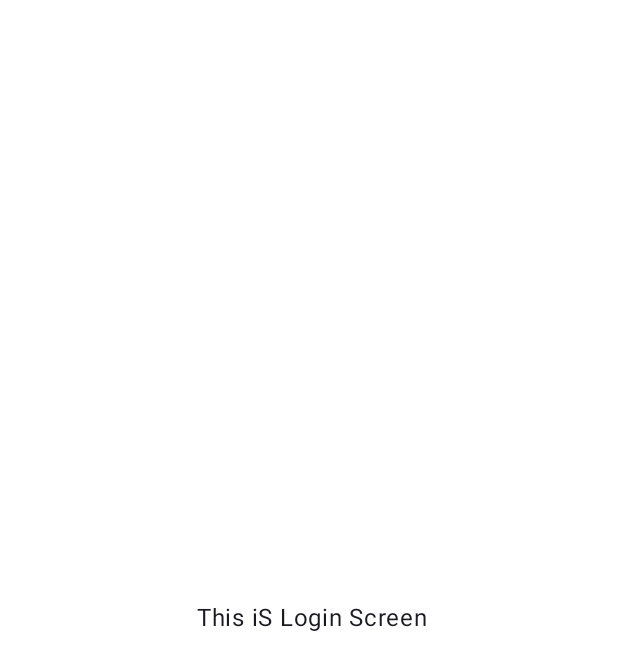
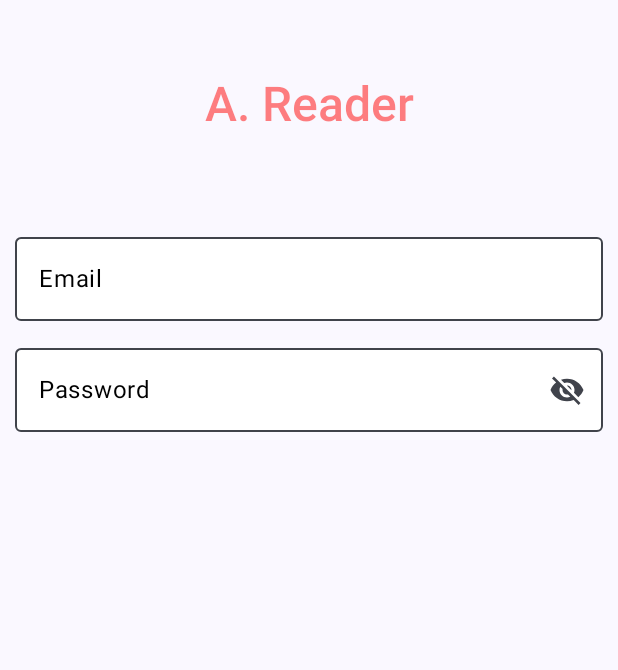
Before and after one commit to 91nimeshpatel/ReaderAppCompose, an Android app built with Jetpack Compose: the screen it shows after launch (MainActivity), on a phone screen of 412 x 824 dp. Before the commit the part shown is almost empty. Shown: the top 670 px of the screen. Run offline under Robolectric (Android 15) with nearby library versions, the phone set to English and light mode, and no system bars; our stand-ins replace Dagger/Hilt's generated code, Firebase (no records; nobody signed in at launch, a user with empty details on screens opened directly).

Commit message:
Update Code

```diff
--- a/app/build.gradle.kts
+++ b/app/build.gradle.kts
@@ -74,6 +74,8 @@ dependencies {
     debugImplementation(libs.androidx.ui.tooling)
     debugImplementation(libs.androidx.ui.test.manifest)
 
+    implementation(libs.androidx.material.icons.extended)
+
     implementation(platform(libs.firebase.bom))
     implementation(libs.firebase.auth)
 
--- a/app/src/main/java/com/nimeshpatel/readerapp/MainActivity.kt
+++ b/app/src/main/java/com/nimeshpatel/readerapp/MainActivity.kt
@@ -42,7 +42,6 @@ class MainActivity : ComponentActivity() {
                     Column(
                         verticalArrangement = Arrangement.Center,
                         horizontalAlignment = Alignment.CenterHorizontally,
-                        modifier = Modifier.padding(10.dp)
                     ) {
 
                         ReaderNavigation()
--- a/app/src/main/java/com/nimeshpatel/readerapp/screens/login/LoginScreen.kt
+++ b/app/src/main/java/com/nimeshpatel/readerapp/screens/login/LoginScreen.kt
@@ -1,18 +1,65 @@
 package com.nimeshpatel.readerapp.screens.login
 
-import androidx.compose.material3.Text
+import androidx.compose.foundation.layout.Arrangement
+import androidx.compose.foundation.layout.Column
+import androidx.compose.foundation.layout.Spacer
+import androidx.compose.foundation.layout.fillMaxSize
+import androidx.compose.foundation.layout.fillMaxWidth
+import androidx.compose.foundation.layout.height
+import androidx.compose.foundation.layout.padding
+import androidx.compose.material3.Surface
 import androidx.compose.runtime.Composable
+import androidx.compose.runtime.mutableStateOf
+import androidx.compose.runtime.saveable.rememberSaveable
+import androidx.compose.ui.Alignment
+import androidx.compose.ui.Modifier
+import androidx.compose.ui.text.input.ImeAction
+import androidx.compose.ui.unit.dp
 import androidx.hilt.navigation.compose.hiltViewModel
 import androidx.navigation.NavController
-import dagger.hilt.android.lifecycle.HiltViewModel
+import com.nimeshpatel.readerapp.component.ReaderLogo
+import com.nimeshpatel.readerapp.ui.theme.EmailInputField
+import com.nimeshpatel.readerapp.ui.theme.PasswordInputField
 
 /**
  * Created by Nimesh Patel on 01-Dec-24.
  * Purpose:
  */
 @Composable
-fun LoginScreen(navController: NavController,
-                loginViewModel: LoginViewModel = hiltViewModel()
-                ) {
-    Text(" This iS Login Screen")
+fun LoginScreen(
+    navController: NavController,
+    loginViewModel: LoginViewModel = hiltViewModel()
+) {
+    val showLoginForm = rememberSaveable { mutableStateOf(true) }
+
+    Surface(modifier = Modifier.fillMaxSize()) {
+        Column(
+            modifier = Modifier.padding(horizontal = 10.dp, vertical = 50.dp),
+            horizontalAlignment = Alignment.CenterHorizontally,
+            verticalArrangement = Arrangement.Top,
+        ) {
+            ReaderLogo()
+
+            UserForm()
+        }
+    }
 }
+
+@Composable
+fun UserForm() {
+    val email = rememberSaveable { mutableStateOf("") }
+    val password = rememberSaveable { mutableStateOf("") }
+    EmailInputField(
+        modifier = Modifier
+            .padding(top = 50.dp)
+            .fillMaxWidth(),
+        value = email.value,
+        onValueChange = { email.value = it },
+        imeAction = ImeAction.Next,
+
+    )
+
+    Spacer(modifier = Modifier.height(10.dp))
+
+    PasswordInputField(value = password.value, onValueChange = { password.value = it })
+}
--- /dev/null
+++ b/app/src/main/java/com/nimeshpatel/readerapp/ui/theme/CommonUi.kt
@@ -0,0 +1,147 @@
+package com.nimeshpatel.readerapp.ui.theme
+
+import androidx.compose.foundation.layout.fillMaxWidth
+import androidx.compose.foundation.text.KeyboardOptions
+import androidx.compose.material.icons.Icons
+import androidx.compose.material.icons.filled.Search
+import androidx.compose.material.icons.filled.Visibility
+import androidx.compose.material.icons.filled.VisibilityOff
+import androidx.compose.material3.Icon
+import androidx.compose.material3.IconButton
+import androidx.compose.material3.OutlinedTextField
+import androidx.compose.material3.Text
+import androidx.compose.material3.TextFieldDefaults
+import androidx.compose.runtime.*
+import androidx.compose.ui.Modifier
+import androidx.compose.ui.graphics.Color
+import androidx.compose.ui.text.input.ImeAction
+import androidx.compose.ui.text.input.KeyboardType
+import androidx.compose.ui.text.input.PasswordVisualTransformation
+import androidx.compose.ui.text.input.VisualTransformation
+
+
+/**
+ * Created by Nimesh Patel on 01-Dec-24.
+ * Purpose:
+ */
+
+@Composable
+fun CommonInputField(
+    modifier: Modifier,
+    value: String,
+    onValueChange: (String) -> Unit,
+    label: String,
+    visualTransformation: VisualTransformation = VisualTransformation.None,
+    trailingIcon: @Composable (() -> Unit)? = null,
+    keyboardOptions: KeyboardOptions = KeyboardOptions.Default,
+    isSingleLine: Boolean = true,
+) {
+    OutlinedTextField(
+        modifier = modifier,
+        value = value,
+        onValueChange = onValueChange,
+        label = { Text(text = label) },
+        singleLine = isSingleLine,
+        visualTransformation = visualTransformation,
+        trailingIcon = trailingIcon,
+        keyboardOptions = keyboardOptions,
+        colors = TextFieldDefaults.colors(
+            focusedTextColor = Color.Blue,
+            focusedLabelColor = Color.Blue,
+            errorTextColor = Color.Red,
+            unfocusedTextColor = Color.Black,
+            unfocusedLabelColor = Color.Black,
+            cursorColor = Color.Blue,
+            focusedContainerColor = Color.White,
+            unfocusedContainerColor = Color.White
+        )
+    )
+}
+
+@Composable
+fun EmailInputField(
+    modifier: Modifier = Modifier.fillMaxWidth(),
+    value: String,
+    onValueChange: (String) -> Unit,
+    maxLength: Int = 50,
+    imeAction: ImeAction = ImeAction.Done,
+
+    ) {
+    CommonInputField(
+        modifier = modifier,
+        value = value,
+        onValueChange = {
+            if (it.length <= maxLength) {
+                onValueChange(it)
+            }
+        },
+        label = "Email",
+        keyboardOptions = KeyboardOptions.Default.copy(
+            keyboardType = KeyboardType.Email,
+            imeAction = imeAction
+        )
+    )
+}
+
+@Composable
+fun PasswordInputField(
+    modifier: Modifier = Modifier.fillMaxWidth(),
+    value: String,
+    onValueChange: (String) -> Unit,
+    maxLength: Int = 15,
+    imeAction: ImeAction = ImeAction.Done
+) {
+    var passwordVisible by remember { mutableStateOf(false) }
+
+    CommonInputField(
+        modifier = modifier,
+        value = value,
+        onValueChange = {
+            if (it.length <= maxLength) {
+                onValueChange(it)
+            }
+        },
+        label = "Password",
+        visualTransformation = if (passwordVisible) VisualTransformation.None else PasswordVisualTransformation(),
+        trailingIcon = {
+            val icon =
+                if (passwordVisible) Icons.Filled.Visibility else Icons.Filled.VisibilityOff
+            IconButton(onClick = { passwordVisible = !passwordVisible }) {
+                Icon(imageVector = icon, contentDescription = "Toggle Password Visibility")
+            }
+        },
+        keyboardOptions = KeyboardOptions.Default.copy(
+            keyboardType = KeyboardType.Password,
+            imeAction = imeAction
+        )
+    )
+}
+
+@Composable
+fun SearchInputField(
+    modifier: Modifier = Modifier.fillMaxWidth(),
+    value: String,
+    onValueChange: (String) -> Unit,
+    maxLength: Int = 50,
+    imeAction: ImeAction = ImeAction.Search
+) {
+    CommonInputField(
+        modifier = modifier,
+        value = value,
+        onValueChange = {
+            if (it.length <= maxLength) {
+                onValueChange(it)
+            }
+        },
+        label = "Search",
+        trailingIcon = {
+            IconButton(onClick = { /* Add Search Action */ }) {
+                Icon(imageVector = Icons.Filled.Search, contentDescription = "Search")
+            }
+        },
+        keyboardOptions = KeyboardOptions.Default.copy(
+            keyboardType = KeyboardType.Text,
+            imeAction = imeAction
+        )
+    )
+}
--- a/gradle/libs.versions.toml
+++ b/gradle/libs.versions.toml
@@ -14,9 +14,11 @@ hiltAndroidCompiler = "2.51"
 hiltCompiler = "1.2.0"
 hiltNavigationCompose = "1.2.0"
 gmsServices = "4.4.2"
+materialIconsExtended = "1.7.5"
 
 [libraries]
 androidx-core-ktx = { group = "androidx.core", name = "core-ktx", version.ref = "coreKtx" }
+androidx-material-icons-extended = { module = "androidx.compose.material:material-icons-extended", version.ref = "materialIconsExtended" }
 firebase-auth = { module = "com.google.firebase:firebase-auth" }
 firebase-bom = { module = "com.google.firebase:firebase-bom", version.ref = "firebaseBom" }
 junit = { group = "junit", name = "junit", version.ref = "junit" }
```
